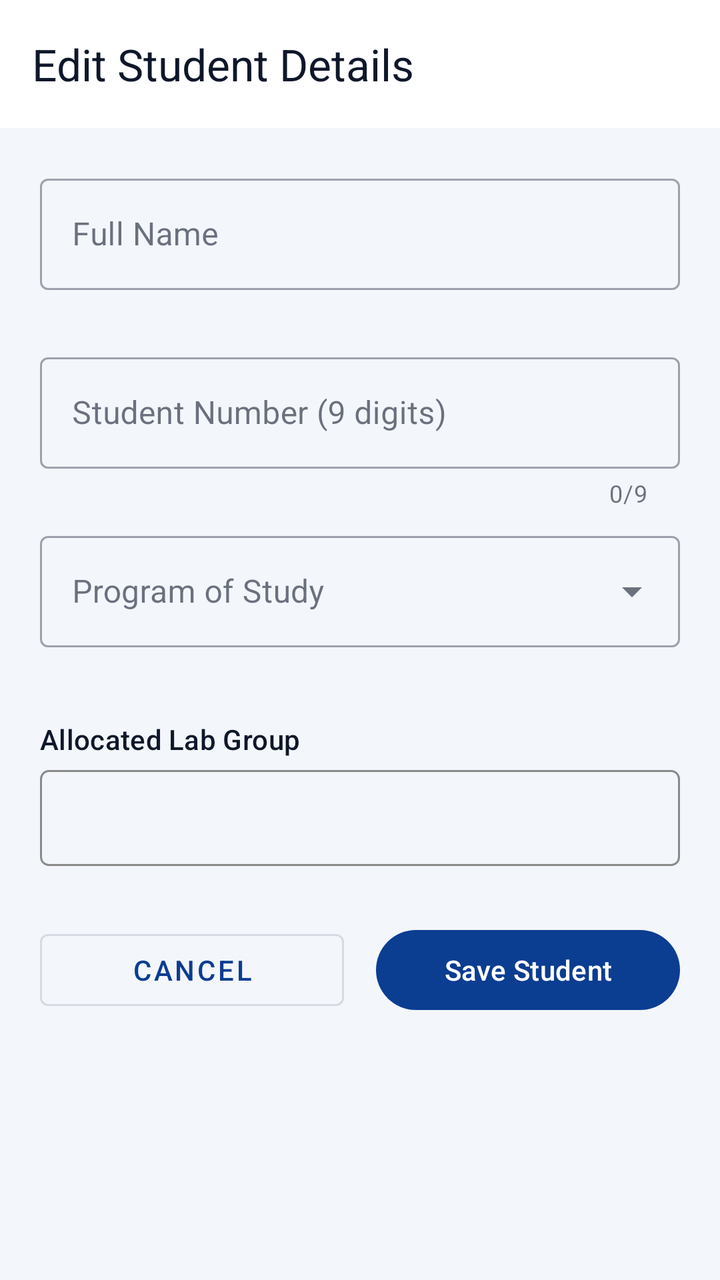
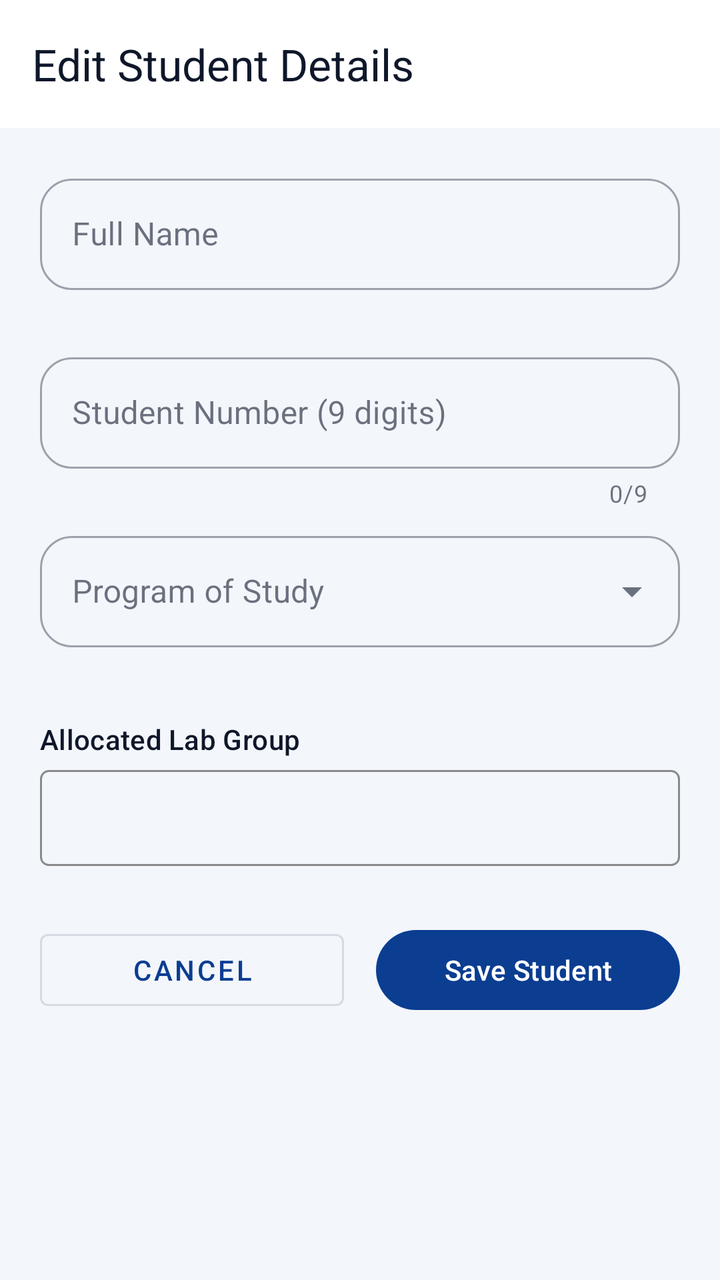

Before-and-after screenshots of an Android layout around one commit, followed by the original layout XML and the change that was made.
<!-- AndroidManifest.xml: application theme Theme.MUStudentSync -->
<!-- res/layout/activity_student_editor.xml -->
<?xml version="1.0" encoding="utf-8"?>
<androidx.coordinatorlayout.widget.CoordinatorLayout
    xmlns:android="http://schemas.android.com/apk/res/android"
    xmlns:app="http://schemas.android.com/apk/res-auto"
    android:layout_width="match_parent"
    android:layout_height="match_parent"
    android:background="?android:attr/colorBackground"
    android:fitsSystemWindows="true">

    <com.google.android.material.appbar.AppBarLayout
        android:layout_width="match_parent"
        android:layout_height="wrap_content">

        <com.google.android.material.appbar.MaterialToolbar
            android:id="@+id/toolbarEditor"
            android:layout_width="match_parent"
            android:layout_height="?attr/actionBarSize"
            app:title="@string/title_edit_student" />
    </com.google.android.material.appbar.AppBarLayout>

    <ScrollView
        android:layout_width="match_parent"
        android:layout_height="match_parent"
        android:fillViewport="true"
        app:layout_behavior="@string/appbar_scrolling_view_behavior">

        <androidx.constraintlayout.widget.ConstraintLayout
            android:layout_width="match_parent"
            android:layout_height="wrap_content"
            android:padding="20dp">

            
            <com.google.android.material.textfield.TextInputLayout
                android:id="@+id/tilEditorName"
                style="@style/Widget.MaterialComponents.TextInputLayout.OutlinedBox"
                android:layout_width="0dp"
                android:layout_height="wrap_content"
                android:hint="@string/label_full_name"
                app:errorEnabled="true"
                app:layout_constraintTop_toTopOf="parent"
                app:layout_constraintStart_toStartOf="parent"
                app:layout_constraintEnd_toEndOf="parent">

                <com.google.android.material.textfield.TextInputEditText
                    android:id="@+id/etEditorName"
                    android:layout_width="match_parent"
                    android:layout_height="wrap_content"
                    android:minHeight="48dp"
                    android:inputType="textPersonName"
                    android:contentDescription="@string/label_full_name" />
            </com.google.android.material.textfield.TextInputLayout>

            
            <com.google.android.material.textfield.TextInputLayout
                android:id="@+id/tilEditorNumber"
                style="@style/Widget.MaterialComponents.TextInputLayout.OutlinedBox"
                android:layout_width="0dp"
                android:layout_height="wrap_content"
                android:layout_marginTop="8dp"
                android:hint="@string/label_student_number"
                app:counterMaxLength="9"
                app:counterEnabled="true"
                app:errorEnabled="true"
                app:layout_constraintTop_toBottomOf="@id/tilEditorName"
                app:layout_constraintStart_toStartOf="parent"
                app:layout_constraintEnd_toEndOf="parent">

                <com.google.android.material.textfield.TextInputEditText
                    android:id="@+id/etEditorNumber"
                    android:layout_width="match_parent"
                    android:layout_height="wrap_content"
                    android:minHeight="48dp"
                    android:inputType="number"
                    android:maxLength="9"
                    android:digits="0123456789"
                    android:contentDescription="@string/label_student_number" />
            </com.google.android.material.textfield.TextInputLayout>

            
            <com.google.android.material.textfield.TextInputLayout
                android:id="@+id/tilEditorProgram"
                style="@style/Widget.MaterialComponents.TextInputLayout.OutlinedBox.ExposedDropdownMenu"
                android:layout_width="0dp"
                android:layout_height="wrap_content"
                android:layout_marginTop="8dp"
                android:hint="@string/label_program"
                app:errorEnabled="true"
                app:layout_constraintTop_toBottomOf="@id/tilEditorNumber"
                app:layout_constraintStart_toStartOf="parent"
                app:layout_constraintEnd_toEndOf="parent">

                <AutoCompleteTextView
                    android:id="@+id/actvEditorProgram"
                    android:layout_width="match_parent"
                    android:layout_height="wrap_content"
                    android:minHeight="48dp"
                    android:inputType="none"
                    android:contentDescription="@string/label_program" />
            </com.google.android.material.textfield.TextInputLayout>

            
            <TextView
                android:id="@+id/tvGroupLabel"
                android:layout_width="wrap_content"
                android:layout_height="wrap_content"
                android:layout_marginTop="16dp"
                android:text="@string/label_current_group"
                android:textAppearance="?attr/textAppearanceLabelLarge"
                app:layout_constraintTop_toBottomOf="@id/tilEditorProgram"
                app:layout_constraintStart_toStartOf="parent" />

            <Spinner
                android:id="@+id/spnEditorGroup"
                android:layout_width="0dp"
                android:layout_height="48dp"
                android:layout_marginTop="6dp"
                android:background="@drawable/spinner_outline"
                android:contentDescription="@string/label_current_group"
                app:layout_constraintTop_toBottomOf="@id/tvGroupLabel"
                app:layout_constraintStart_toStartOf="parent"
                app:layout_constraintEnd_toEndOf="parent" />

            <TextView
                android:id="@+id/tvGroupFullIndicator"
                android:layout_width="0dp"
                android:layout_height="wrap_content"
                android:layout_marginTop="4dp"
                android:textColor="?attr/colorError"
                android:textAppearance="?attr/textAppearanceBodySmall"
                android:visibility="gone"
                android:text="(FULL)"
                app:layout_constraintTop_toBottomOf="@id/spnEditorGroup"
                app:layout_constraintStart_toStartOf="parent"
                app:layout_constraintEnd_toEndOf="parent" />

            
            <LinearLayout
                android:layout_width="0dp"
                android:layout_height="wrap_content"
                android:layout_marginTop="28dp"
                android:orientation="horizontal"
                app:layout_constraintTop_toBottomOf="@id/tvGroupFullIndicator"
                app:layout_constraintStart_toStartOf="parent"
                app:layout_constraintEnd_toEndOf="parent">

                <com.google.android.material.button.MaterialButton
                    android:id="@+id/btnEditorCancel"
                    style="@style/Widget.MaterialComponents.Button.OutlinedButton"
                    android:layout_width="0dp"
                    android:layout_height="wrap_content"
                    android:layout_weight="1"
                    android:layout_marginEnd="8dp"
                    android:minHeight="48dp"
                    android:text="@string/btn_cancel" />

                <com.google.android.material.button.MaterialButton
                    android:id="@+id/btnEditorSave"
                    android:layout_width="0dp"
                    android:layout_height="wrap_content"
                    android:layout_weight="1"
                    android:layout_marginStart="8dp"
                    android:minHeight="48dp"
                    android:text="@string/btn_save_student" />

            </LinearLayout>

        </androidx.constraintlayout.widget.ConstraintLayout>
    </ScrollView>
</androidx.coordinatorlayout.widget.CoordinatorLayout>
<!-- resources referenced by this layout -->
<resources>
  <!-- drawable spinner_outline (drawable) -->
  <?xml version="1.0" encoding="utf-8"?>
  <shape xmlns:android="http://schemas.android.com/apk/res/android" android:shape="rectangle">
      <corners android:radius="4dp"/>
      <stroke android:width="1dp" android:color="#8A8A8A"/>
      <solid android:color="@android:color/transparent"/>
      <padding android:left="16dp" android:top="4dp" android:right="16dp" android:bottom="4dp"/>
  </shape>
  <string name="btn_cancel">Cancel</string>
  <string name="btn_save_student">Save Student</string>
  <string name="label_current_group">Allocated Lab Group</string>
  <string name="label_full_name">Full Name</string>
  <string name="label_program">Program of Study</string>
  <string name="label_student_number">Student Number (9 digits)</string>
  <string name="title_edit_student">Edit Student Details</string>
  <style name="Theme.MUStudentSync" parent="Base.Theme.MUStudentSync" />
  <style name="Base.Theme.MUStudentSync" parent="Theme.Material3.DayNight.NoActionBar">
          <item name="colorPrimary">@color/campus_primary</item>
          <item name="colorOnPrimary">@color/campus_on_primary</item>
          <item name="colorPrimaryContainer">@color/campus_tile</item>
          <item name="colorOnPrimaryContainer">@color/campus_navy</item>
          <item name="colorSecondary">@color/campus_blue</item>
          <item name="colorSecondaryContainer">@color/campus_tile</item>
          <item name="colorOnSecondaryContainer">@color/campus_navy</item>
          <item name="colorSurface">@color/campus_card</item>
          <item name="colorOnSurface">@color/campus_text</item>
          <item name="colorOnSurfaceVariant">@color/campus_muted</item>
          <item name="colorOutline">@color/campus_line</item>
          <item name="colorError">@color/campus_full</item>
          <item name="android:colorBackground">@color/campus_ground</item>
          <item name="colorOnBackground">@color/campus_text</item>
          
          <item name="android:textColorPrimary">@color/campus_text</item>
          <item name="android:textColorSecondary">@color/campus_muted</item>
          <item name="android:textColorHint">@color/campus_muted</item>
          
          <item name="android:windowBackground">@color/campus_ground</item>
      </style>
  <color name="campus_primary">#0B3D91</color>
  <color name="campus_on_primary">#FFFFFF</color>
  <color name="campus_tile">#E5EDFB</color>
  <color name="campus_navy">#0B3D91</color>
  <color name="campus_blue">#1F5FD1</color>
  <color name="campus_card">#FFFFFF</color>
  <color name="campus_text">#0F172A</color>
  <color name="campus_muted">#334155</color>
  <color name="campus_line">#CBD5E1</color>
  <color name="campus_full">#B42318</color>
  <color name="campus_ground">#F3F6FB</color>
</resources>

<!-- the commit's change to res/layout/activity_student_editor.xml (unified diff, before → after) -->
@@ -31,6 +31,10 @@
 
             
             <com.google.android.material.textfield.TextInputLayout
+                app:boxCornerRadiusTopStart="16dp"
+                app:boxCornerRadiusTopEnd="16dp"
+                app:boxCornerRadiusBottomStart="16dp"
+                app:boxCornerRadiusBottomEnd="16dp"
                 android:id="@+id/tilEditorName"
                 style="@style/Widget.MaterialComponents.TextInputLayout.OutlinedBox"
                 android:layout_width="0dp"
@@ -52,6 +56,10 @@
 
             
             <com.google.android.material.textfield.TextInputLayout
+                app:boxCornerRadiusTopStart="16dp"
+                app:boxCornerRadiusTopEnd="16dp"
+                app:boxCornerRadiusBottomStart="16dp"
+                app:boxCornerRadiusBottomEnd="16dp"
                 android:id="@+id/tilEditorNumber"
                 style="@style/Widget.MaterialComponents.TextInputLayout.OutlinedBox"
                 android:layout_width="0dp"
@@ -78,6 +86,10 @@
 
             
             <com.google.android.material.textfield.TextInputLayout
+                app:boxCornerRadiusTopStart="16dp"
+                app:boxCornerRadiusTopEnd="16dp"
+                app:boxCornerRadiusBottomStart="16dp"
+                app:boxCornerRadiusBottomEnd="16dp"
                 android:id="@+id/tilEditorProgram"
                 style="@style/Widget.MaterialComponents.TextInputLayout.OutlinedBox.ExposedDropdownMenu"
                 android:layout_width="0dp"
